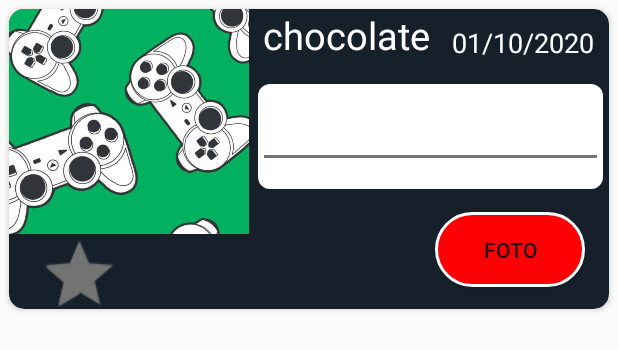
After one commit to santosdiiih/Web_games_center, an Android app: the layout layout_card_publicacao_view_holder.xml on its own in the app's theme, with its tools: preview values and no code run, on a phone screen of 412 x 824 dp. The commit adds this screen. Shown: the top 350 px of the screen. Run offline under Robolectric (Android 15) with nearby library versions, the phone set to English and light mode, and no system bars.

Commit message:
layout do card de publicacoes

```diff
--- a/mobile/app/src/main/AndroidManifest.xml
+++ b/mobile/app/src/main/AndroidManifest.xml
@@ -9,7 +9,8 @@
         android:roundIcon="@mipmap/ic_launcher_round"
         android:supportsRtl="true"
         android:theme="@style/AppTheme">
-        <activity android:name=".ui.loginDeUsuario"></activity>
+        <activity android:name=".ui.index"></activity>
+        <activity android:name=".ui.loginDeUsuario" />
         <activity android:name=".ui.cadastroDeUsuario" />
         <activity android:name=".ui.MainActivity">
             <intent-filter>
--- a/mobile/app/src/main/java/com/example/webgamescenter/ui/MainActivity.kt
+++ b/mobile/app/src/main/java/com/example/webgamescenter/ui/MainActivity.kt
@@ -30,11 +30,13 @@ class MainActivity : AppCompatActivity(), View.OnClickListener {
         if (v.id == R.id.cadastreSe){
             val intent = Intent(this, cadastroDeUsuario::class.java)
             intent.putExtra("operacao", Constants.OPERACAO_NOVO_CADASTRO)
+
             startActivity(intent)
         }
         if(v.id == R.id.entrar){
             val intent = Intent(this, loginDeUsuario::class.java)
             intent.putExtra("operacao", Constants.OPERACAO_LOGIN)
+
             startActivity(intent)
         }
 
--- /dev/null
+++ b/mobile/app/src/main/res/drawable/ic_add_black_24dp.xml
@@ -0,0 +1,5 @@
+<vector android:height="24dp" android:tint="#030A02"
+    android:viewportHeight="24.0" android:viewportWidth="24.0"
+    android:width="24dp" xmlns:android="http://schemas.android.com/apk/res/android">
+    <path android:fillColor="#FF000000" android:pathData="M19,13h-6v6h-2v-6H5v-2h6V5h2v6h6v2z"/>
+</vector>
--- /dev/null
+++ b/mobile/app/src/main/res/drawable/input_quadrado.xml
@@ -0,0 +1,7 @@
+<?xml version="1.0" encoding="utf-8"?>
+<shape android:shape="rectangle"
+    xmlns:android="http://schemas.android.com/apk/res/android" >
+    <solid android:color="@color/white"/>
+    <corners android:radius="8dp"/>
+
+</shape>
--- a/mobile/app/src/main/res/layout/activity_login_de_usuario.xml
+++ b/mobile/app/src/main/res/layout/activity_login_de_usuario.xml
@@ -34,7 +34,7 @@
     <LinearLayout
         android:layout_width="match_parent"
         android:layout_height="match_parent"
-        android:background="@color/blue"
+        android:background="@color/blueFundo"
         android:orientation="vertical">
 
         <LinearLayout
--- /dev/null
+++ b/mobile/app/src/main/res/layout/layout_card_publicacao_view_holder.xml
@@ -0,0 +1,103 @@
+<?xml version="1.0" encoding="utf-8"?>
+<androidx.cardview.widget.CardView
+    xmlns:android="http://schemas.android.com/apk/res/android"
+    xmlns:tools="http://schemas.android.com/tools"
+    android:layout_width="match_parent"
+    android:layout_height="200dp"
+    xmlns:app="http://schemas.android.com/apk/res-auto"
+    android:orientation="vertical"
+    app:cardBackgroundColor="@color/blueFundo"
+    app:cardCornerRadius="10dp"
+    android:layout_marginLeft="6dp"
+    android:layout_marginRight="6dp"
+    android:layout_marginTop="6dp"
+    app:layout_constraintTop_toTopOf="parent"
+    >
+
+    <androidx.constraintlayout.widget.ConstraintLayout
+        android:layout_width="match_parent"
+        android:layout_height="match_parent"
+        >
+
+        <ImageView
+            android:id="@+id/fotoUsuario"
+            android:layout_width="160dp"
+            android:layout_height="150dp"
+            tools:ignore="MissingConstraints"
+            android:layout_marginTop="10dp"
+            android:src="@drawable/jogo"
+            android:scaleType="centerCrop"
+            />
+        <TextView
+            android:id="@+id/nameUser"
+            android:layout_width="130dp"
+            android:layout_height="wrap_content"
+            app:layout_constraintVertical_weight="1"
+            android:text="chocolate"
+            tools:ignore="MissingConstraints"
+            app:layout_constraintLeft_toRightOf="@+id/fotoUsuario"
+            android:textColor="@color/white"
+            android:textSize="25sp"
+            android:gravity="center_horizontal"/>
+
+        <TextView
+            android:id="@+id/date"
+            android:layout_width="110dp"
+            android:layout_height="wrap_content"
+            tools:ignore="MissingConstraints"
+            android:text="01/10/2020"
+            app:layout_constraintLeft_toRightOf="@+id/nameUser"
+            android:textColor="@color/white"
+            android:textSize="18sp"
+            android:layout_marginLeft="5dp"
+            app:layout_constraintTop_toTopOf="parent"
+            android:layout_marginTop="10dp"/>
+
+        <com.google.android.material.textfield.TextInputLayout
+            android:id="@+id/inputText"
+            android:layout_width="wrap_content"
+            android:layout_height="70dp"
+            tools:ignore="MissingConstraints"
+            app:layout_constraintLeft_toRightOf="@+id/fotoUsuario"
+            app:layout_constraintTop_toBottomOf="@+id/nameUser"
+            android:background="@drawable/input_quadrado"
+            android:layout_marginTop="15dp"
+            android:layout_marginLeft="6dp"
+            >
+
+            <EditText
+                android:id="@+id/text"
+                android:layout_width="230dp"
+                android:layout_height="wrap_content"/>
+
+        </com.google.android.material.textfield.TextInputLayout>
+        <RatingBar
+            android:layout_width="wrap_content"
+            android:layout_height="wrap_content"
+            tools:ignore="MissingConstraints"
+            app:layout_constraintTop_toBottomOf="@+id/fotoUsuario"
+            style="?android:attr/ratingBarStyleIndicator"
+            android:numStars="1"
+            android:rating="1"
+            android:isIndicator="false"
+            android:stepSize="1"
+            android:scaleY="1.5"
+            android:scaleX="1.5"
+            app:layout_constraintLeft_toLeftOf="parent"
+            android:layout_marginLeft="20dp"
+            android:transformPivotY="0dp"
+            android:transformPivotX="0dp"
+            />
+        <Button
+            android:layout_width="100dp"
+            android:layout_height="50dp"
+            app:layout_constraintTop_toBottomOf="@+id/inputText"
+            tools:ignore="MissingConstraints"
+            android:layout_marginTop="15dp"
+            android:text="Foto"
+            android:background="@drawable/botao_inicial"
+            android:layout_marginRight="16dp"
+            app:layout_constraintRight_toRightOf="parent"
+            />
+    </androidx.constraintlayout.widget.ConstraintLayout>
+</androidx.cardview.widget.CardView>
```
Also changed, not shown: mobile/app/src/main/java/com/example/webgamescenter/data/datasource.kt (added, +21 -0 lines), mobile/app/src/main/java/com/example/webgamescenter/model/Card-Jogo.kt (added, +10 -0 lines), mobile/app/src/main/java/com/example/webgamescenter/ui/index.kt (added, +13 -0 lines), mobile/app/src/main/res/layout/activity_index.xml (added, +36 -0 lines), mobile/app/src/main/res/drawable-v24/jogo.jpeg (added).
